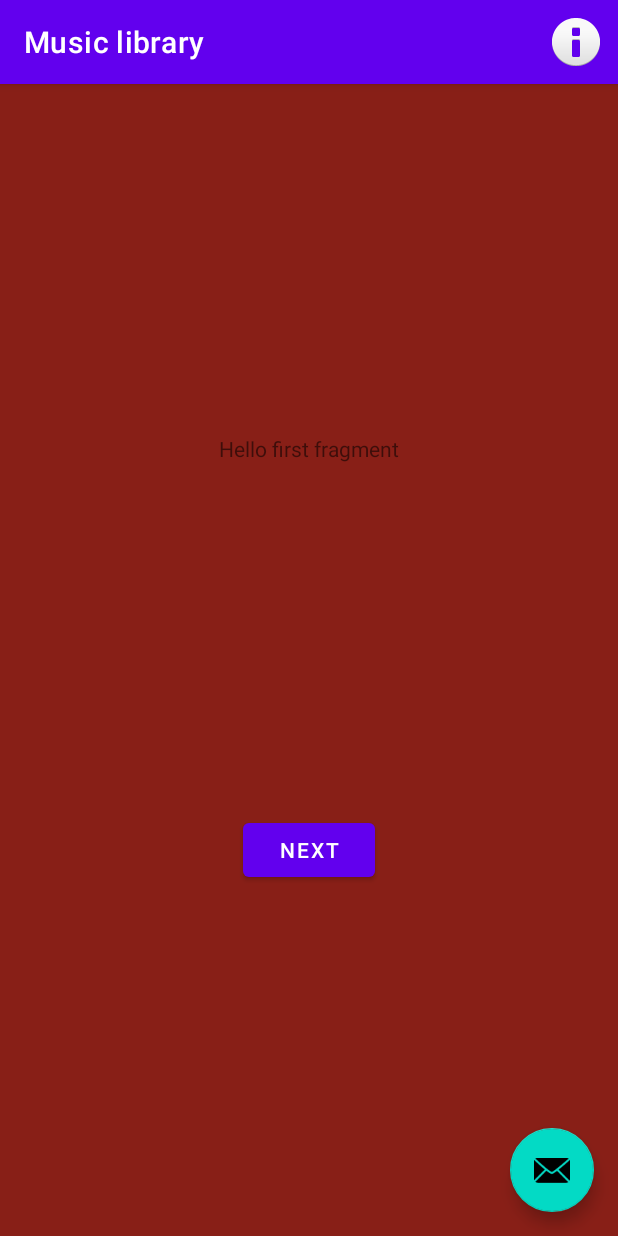
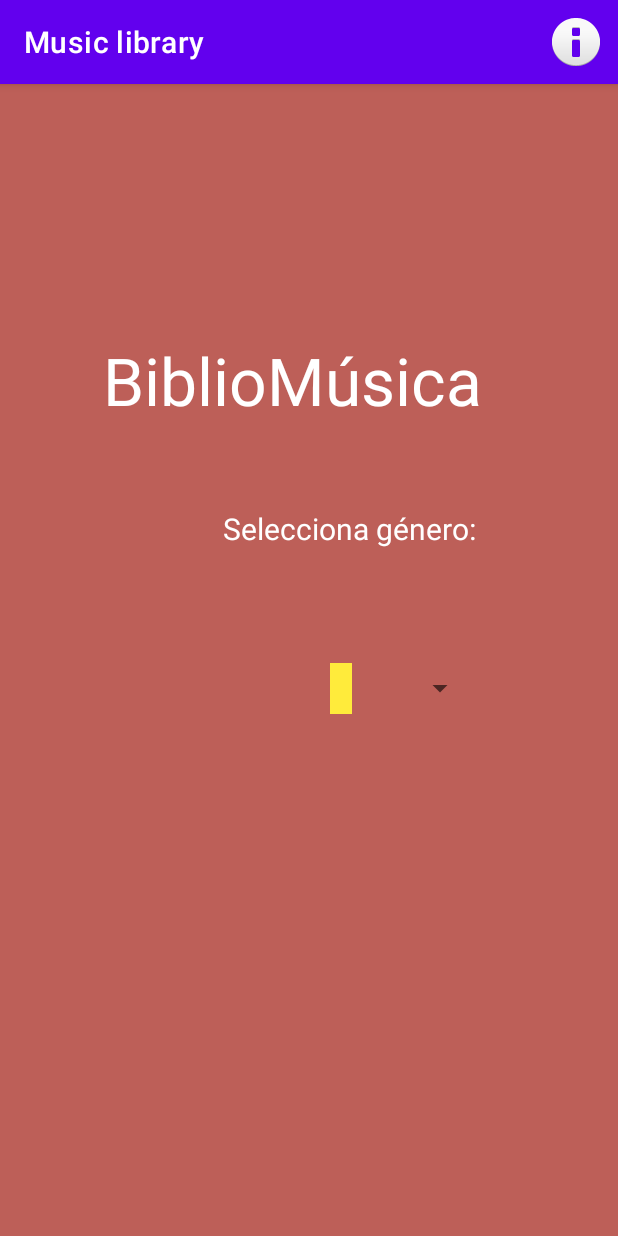
Before and after one commit to MarcosPenin/ExamenPMDM3T, an Android app: the screen it shows after launch (MainActivity), on a phone screen of 412 x 824 dp. Run offline under Robolectric (Android 15) with nearby library versions, the phone set to English and light mode, and no system bars; our stand-ins replace navigation-ui.

Commit message:
Viewmodel funcional

```diff
--- a/app/src/main/java/com/example/gonzalez_marcos_examen3t/MainActivity.kt
+++ b/app/src/main/java/com/example/gonzalez_marcos_examen3t/MainActivity.kt
@@ -37,13 +37,13 @@ class MainActivity : AppCompatActivity() {
         navHostFragment=supportFragmentManager.findFragmentById(R.id.nav_host_fragment_content_main) as NavHostFragment
         navController= navHostFragment.navController
 
-        /*
+
         appBarConfiguration = AppBarConfiguration(
             setOf(  // Los que pasamos son los que se consideran top-level (no se muestra el icono "atrás"
-                R.id.menu,
-            ),binding.root
+                R.id.menu_fragment,
+            )
         )
-
+/*
         Snackbar.make(mView, info, Snackbar.LENGTH_SHORT).setAction("Info",
             View.OnClickListener {
                 //aqui cosas nazis
--- a/app/src/main/java/com/example/gonzalez_marcos_examen3t/MenuFragment.kt
+++ b/app/src/main/java/com/example/gonzalez_marcos_examen3t/MenuFragment.kt
@@ -5,6 +5,8 @@ import androidx.fragment.app.Fragment
 import android.view.LayoutInflater
 import android.view.View
 import android.view.ViewGroup
+import android.widget.AdapterView
+import android.widget.ArrayAdapter
 import androidx.fragment.app.activityViewModels
 import androidx.navigation.fragment.findNavController
 import com.example.gonzalez_marcos_examen3t.databinding.FragmentMenuBinding
@@ -30,10 +32,32 @@ class MenuFragment : Fragment() {
     override fun onViewCreated(view: View, savedInstanceState: Bundle?) {
         super.onViewCreated(view, savedInstanceState)
 
-        binding.buttonFirst.setOnClickListener {
-            findNavController().navigate(R.id.action_FirstFragment_to_SecondFragment)
-        }
-    }
+        binding.spinner
+            .apply {
+                setSelection(0, false)
+                adapter = ArrayAdapter.createFromResource(
+                    requireContext(),
+                    R.array.generos,
+                    R.layout.item_menu
+                )
+                onItemSelectedListener = object : AdapterView.OnItemSelectedListener {
+                    override fun onItemSelected(parent: AdapterView<*>?, view: View?, position: Int, id: Long) {
+                        when (position) {
+                            1 -> viewModel.listadoDiscos.postValue(getRock())
+                            2 -> viewModel.listadoDiscos.postValue(getBlues())
+                            3 -> viewModel.listadoDiscos.postValue(getRock())
+                        }
+                        if(position>0){
+                            findNavController().navigate(MenuFragmentDirections.actionMenuFragmentToSongListFragment())
+                        }
+                        setSelection (0, false)
+                    }
+                    override fun onNothingSelected(parent: AdapterView<*>?) {}
+                    }
+
+                }
+            }
+
 
     override fun onDestroyView() {
         super.onDestroyView()
--- a/app/src/main/res/layout/activity_main.xml
+++ b/app/src/main/res/layout/activity_main.xml
@@ -22,13 +22,6 @@
 
     <include layout="@layout/content_main" />
 
-    <com.google.android.material.floatingactionbutton.FloatingActionButton
-        android:id="@+id/fab"
-        android:layout_width="wrap_content"
-        android:layout_height="wrap_content"
-        android:layout_gravity="bottom|end"
-        android:layout_marginEnd="@dimen/fab_margin"
-        android:layout_marginBottom="16dp"
-        app:srcCompat="@android:drawable/ic_dialog_email" />
+
 
 </androidx.coordinatorlayout.widget.CoordinatorLayout>
--- a/app/src/main/res/layout/fragment_menu.xml
+++ b/app/src/main/res/layout/fragment_menu.xml
@@ -5,26 +5,43 @@
     android:layout_width="match_parent"
     android:layout_height="match_parent"
     tools:context=".MenuFragment"
-    android:background="#881F17"
+    android:background="#BD5F58"
     >
 
     <TextView
-        android:id="@+id/textview_first"
+        android:id="@+id/titulo"
         android:layout_width="wrap_content"
         android:layout_height="wrap_content"
-        android:text="@string/hello_first_fragment"
-        app:layout_constraintBottom_toTopOf="@id/button_first"
+        android:layout_marginTop="168dp"
+        android:text="BiblioMúsica"
+        android:textColor="@color/white"
+        android:textSize="44dp"
         app:layout_constraintEnd_toEndOf="parent"
+        app:layout_constraintHorizontal_bias="0.43"
         app:layout_constraintStart_toStartOf="parent"
         app:layout_constraintTop_toTopOf="parent" />
 
-    <Button
-        android:id="@+id/button_first"
+    <TextView
+        android:id="@+id/seleccionaGenero"
         android:layout_width="wrap_content"
         android:layout_height="wrap_content"
-        android:text="@string/next"
+        android:layout_marginTop="56dp"
+        android:layout_marginEnd="4dp"
+        android:text="Selecciona género:"
+        android:textColor="@color/white"
+        android:textSize="20dp"
+        app:layout_constraintEnd_toEndOf="@+id/titulo"
+        app:layout_constraintTop_toBottomOf="@+id/titulo" />
+
+    <Spinner
+        android:id="@+id/spinner"
+        android:layout_width="wrap_content"
+        android:layout_height="wrap_content"
         app:layout_constraintBottom_toBottomOf="parent"
-        app:layout_constraintEnd_toEndOf="parent"
+        app:layout_constraintEnd_toEndOf="@+id/seleccionaGenero"
+        app:layout_constraintHorizontal_bias="1.0"
         app:layout_constraintStart_toStartOf="parent"
-        app:layout_constraintTop_toBottomOf="@id/textview_first" />
+        app:layout_constraintTop_toBottomOf="@+id/seleccionaGenero"
+        app:layout_constraintVertical_bias="0.179" />
+
 </androidx.constraintlayout.widget.ConstraintLayout>
--- /dev/null
+++ b/app/src/main/res/layout/item_menu.xml
@@ -0,0 +1,13 @@
+<TextView xmlns:android="http://schemas.android.com/apk/res/android"
+    xmlns:tools="http://schemas.android.com/tools"
+    android:background="#FFEB3B"
+
+    android:id="@+id/item_menu"
+    android:layout_width="match_parent"
+    android:layout_height="wrap_content"
+    android:padding="7dp"
+
+    android:layout_margin="10dp"
+    android:gravity="center"
+    tools:layout_editor_absoluteX="144dp"
+    tools:layout_editor_absoluteY="66dp" />
--- a/app/src/main/res/navigation/nav_graph.xml
+++ b/app/src/main/res/navigation/nav_graph.xml
@@ -3,26 +3,27 @@
     xmlns:app="http://schemas.android.com/apk/res-auto"
     xmlns:tools="http://schemas.android.com/tools"
     android:id="@+id/nav_graph"
-    app:startDestination="@id/FirstFragment">
+    app:startDestination="@id/menu_fragment">
 
     <fragment
-        android:id="@+id/FirstFragment"
+        android:id="@+id/menu_fragment"
         android:name="com.example.gonzalez_marcos_examen3t.MenuFragment"
         android:label="@string/first_fragment_label"
         tools:layout="@layout/fragment_menu">
+        <action
+            android:id="@+id/action_menu_fragment_to_songListFragment"
+            app:destination="@id/songListFragment" />
+    </fragment>
 
-        <action
-            android:id="@+id/action_FirstFragment_to_SecondFragment"
-            app:destination="@id/SecondFragment" />
-    </fragment>
     <fragment
         android:id="@+id/SecondFragment"
         android:name="com.example.gonzalez_marcos_examen3t.SongsFragment"
         android:label="@string/second_fragment_label"
-        tools:layout="@layout/fragment_songs">
+        tools:layout="@layout/fragment_songs"/>
 
-        <action
-            android:id="@+id/action_SecondFragment_to_FirstFragment"
-            app:destination="@id/FirstFragment" />
-    </fragment>
+    <fragment
+        android:id="@+id/songListFragment"
+        android:name="com.example.gonzalez_marcos_examen3t.SongListFragment"
+        android:label="fragment_song_list"
+        tools:layout="@layout/fragment_song_list" />
 </navigation>
--- /dev/null
+++ b/app/src/main/res/values/arrays.xml
@@ -0,0 +1,10 @@
+<?xml version="1.0" encoding="utf-8"?>
+<resources>
+        <string-array name="generos">
+            <item></item>
+            <item>Rock</item>
+            <item>Blues</item>
+            <item>Jazz</item>
+        </string-array>
+
+</resources>
--- a/app/src/main/res/values/strings.xml
+++ b/app/src/main/res/values/strings.xml
@@ -9,4 +9,6 @@
 
     <string name="hello_first_fragment">Hello first fragment</string>
     <string name="hello_second_fragment">Hello second fragment. Arg: %1$s</string>
+    <!-- TODO: Remove or change this placeholder text -->
+    <string name="hello_blank_fragment">Hello blank fragment</string>
 </resources>
```
Also changed, not shown: app/src/main/java/com/example/gonzalez_marcos_examen3t/MusicViewModel.kt (+6 -1 lines), app/src/main/java/com/example/gonzalez_marcos_examen3t/SongFragment.kt (added, +59 -0 lines), app/src/main/java/com/example/gonzalez_marcos_examen3t/SongListFragment.kt (added, +36 -0 lines), app/src/main/java/com/example/gonzalez_marcos_examen3t/SongsFragment.kt (deleted, +0 -71 lines), app/src/main/res/layout/fragment_song.xml (added, +14 -0 lines), app/src/main/res/layout/fragment_song_list.xml (added, +13 -0 lines), app/src/main/res/layout/fragment_songs.xml (deleted, +0 -75 lines).
